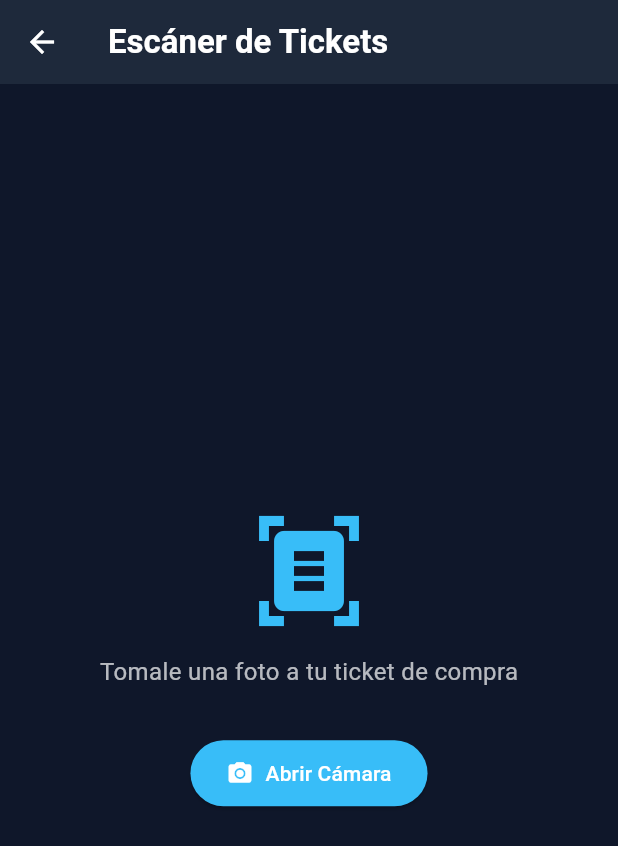
After one commit to carpincho2/Gestor-Finanzas, a Flutter app: the MainLayout screen opened directly, after a tap on the "document scanner" icon, on a phone screen of 412 x 824 dp. The commit adds this screen. Shown: the top 846 px of the screen. Run offline on Flutter 3.47's test engine with Material 3 defaults, Android fonts, the light colour scheme and no system bars; our stand-ins replace fl_chart, flutter_riverpod, image_picker, shared_preferences; accounts and stored records are empty; network calls fail.

Commit message:
Feat(mobile): implementar Escaner de tickets con camara y conexion a API OCR

```diff
--- /dev/null
+++ b/mobile/lib/providers/scanner_provider.dart
@@ -0,0 +1,47 @@
+import 'package:flutter_riverpod/flutter_riverpod.dart';
+import '../services/api_service.dart';
+
+class ScannerState {
+  final bool isLoading;
+  final String? error;
+  final List<dynamic>? scannedItems;
+
+  ScannerState({this.isLoading = false, this.error, this.scannedItems});
+
+  ScannerState copyWith({bool? isLoading, String? error, List<dynamic>? scannedItems}) {
+    return ScannerState(
+      isLoading: isLoading ?? this.isLoading,
+      error: error,
+      scannedItems: scannedItems ?? this.scannedItems,
+    );
+  }
+}
+
+class ScannerNotifier extends StateNotifier<ScannerState> {
+  ScannerNotifier() : super(ScannerState());
+
+  Future<void> scanTicket(String filePath) async {
+    state = state.copyWith(isLoading: true, error: null);
+
+    try {
+      final api = ApiService();
+      final response = await api.postMultipart('/api/ocr/scan-ticket', filePath);
+
+      if (response['ok'] == true) {
+        state = state.copyWith(isLoading: false, scannedItems: response['items']);
+      } else {
+        state = state.copyWith(isLoading: false, error: response['error'] ?? 'Error procesando ticket');
+      }
+    } catch (e) {
+      state = state.copyWith(isLoading: false, error: 'Error de red: $e');
+    }
+  }
+
+  void reset() {
+    state = ScannerState();
+  }
+}
+
+final scannerProvider = StateNotifierProvider<ScannerNotifier, ScannerState>((ref) {
+  return ScannerNotifier();
+});
--- a/mobile/lib/screens/main_layout.dart
+++ b/mobile/lib/screens/main_layout.dart
@@ -2,6 +2,7 @@ import 'package:flutter/material.dart';
 import 'package:flutter_riverpod/flutter_riverpod.dart';
 import 'dashboard_screen.dart';
 import 'shopping_screen.dart';
+import 'scanner_screen.dart';
 import '../providers/auth_provider.dart';
 
 class MainLayout extends ConsumerStatefulWidget {
@@ -41,6 +42,17 @@ class _MainLayoutState extends ConsumerState<MainLayout> {
         index: _currentIndex,
         children: _screens,
       ),
+      floatingActionButton: FloatingActionButton(
+        onPressed: () {
+          Navigator.push(
+            context,
+            MaterialPageRoute(builder: (context) => const ScannerScreen()),
+          );
+        },
+        backgroundColor: const Color(0xFF10B981),
+        child: const Icon(Icons.document_scanner, color: Colors.white),
+      ),
+      floatingActionButtonLocation: FloatingActionButtonLocation.centerDocked,
       bottomNavigationBar: Container(
         decoration: const BoxDecoration(
           border: Border(top: BorderSide(color: Colors.white10, width: 1)),
--- /dev/null
+++ b/mobile/lib/screens/scanner_screen.dart
@@ -0,0 +1,171 @@
+import 'dart:io';
+import 'package:flutter/material.dart';
+import 'package:flutter_riverpod/flutter_riverpod.dart';
+import 'package:image_picker/image_picker.dart';
+import '../providers/scanner_provider.dart';
+
+class ScannerScreen extends ConsumerStatefulWidget {
+  const ScannerScreen({super.key});
+
+  @override
+  ConsumerState<ScannerScreen> createState() => _ScannerScreenState();
+}
+
+class _ScannerScreenState extends ConsumerState<ScannerScreen> {
+  File? _imageFile;
+  final ImagePicker _picker = ImagePicker();
+
+  Future<void> _takePhoto() async {
+    try {
+      final XFile? photo = await _picker.pickImage(source: ImageSource.camera);
+      if (photo != null) {
+        setState(() {
+          _imageFile = File(photo.path);
+        });
+        ref.read(scannerProvider.notifier).scanTicket(photo.path);
+      }
+    } catch (e) {
+      ScaffoldMessenger.of(context).showSnackBar(SnackBar(content: Text('Error al abrir la cámara: $e')));
+    }
+  }
+
+  @override
+  Widget build(BuildContext context) {
+    final state = ref.watch(scannerProvider);
+
+    return Scaffold(
+      backgroundColor: const Color(0xFF0F172A),
+      appBar: AppBar(
+        title: const Text('Escáner de Tickets', style: TextStyle(color: Colors.white, fontWeight: FontWeight.bold)),
+        backgroundColor: const Color(0xFF1E293B),
+        iconTheme: const IconThemeData(color: Colors.white),
+      ),
+      body: SafeArea(
+        child: Column(
+          children: [
+            Expanded(
+              child: _imageFile == null
+                  ? Center(
+                      child: Column(
+                        mainAxisAlignment: MainAxisAlignment.center,
+                        children: [
+                          const Icon(Icons.document_scanner, size: 80, color: Color(0xFF38BDF8)),
+                          const SizedBox(height: 16),
+                          const Text('Tomale una foto a tu ticket de compra', style: TextStyle(color: Colors.white70, fontSize: 16)),
+                          const SizedBox(height: 32),
+                          ElevatedButton.icon(
+                            onPressed: _takePhoto,
+                            icon: const Icon(Icons.camera_alt),
+                            label: const Text('Abrir Cámara'),
+                            style: ElevatedButton.styleFrom(
+                              backgroundColor: const Color(0xFF38BDF8),
+                              foregroundColor: Colors.white,
+                              padding: const EdgeInsets.symmetric(horizontal: 24, vertical: 12),
+                            ),
+                          )
+                        ],
+                      ),
+                    )
+                  : Column(
+                      children: [
+                        Expanded(
+                          flex: 2,
+                          child: Container(
+                            width: double.infinity,
+                            decoration: BoxDecoration(
+                              image: DecorationImage(
+                                image: FileImage(_imageFile!),
+                                fit: BoxFit.cover,
+                              ),
+                            ),
+                            child: state.isLoading
+                                ? Container(
+                                    color: Colors.black54,
+                                    child: const Center(
+                                      child: Column(
+                                        mainAxisAlignment: MainAxisAlignment.center,
+                                        children: [
+                                          CircularProgressIndicator(color: Color(0xFF38BDF8)),
+                                          SizedBox(height: 16),
+                                          Text('Analizando ticket con IA...', style: TextStyle(color: Colors.white, fontWeight: FontWeight.bold)),
+                                        ],
+                                      ),
+                                    ),
+                                  )
+                                : const SizedBox.shrink(),
+                          ),
+                        ),
+                        Expanded(
+                          flex: 3,
+                          child: Container(
+                            color: const Color(0xFF0F172A),
+                            padding: const EdgeInsets.all(16),
+                            child: _buildResultsList(state),
+                          ),
+                        )
+                      ],
+                    ),
+            ),
+          ],
+        ),
+      ),
+      floatingActionButton: _imageFile != null && !state.isLoading
+          ? FloatingActionButton(
+              backgroundColor: const Color(0xFF38BDF8),
+              onPressed: _takePhoto,
+              child: const Icon(Icons.refresh, color: Colors.white),
+            )
+          : null,
+    );
+  }
+
+  Widget _buildResultsList(ScannerState state) {
+    if (state.error != null) {
+      return Center(child: Text(state.error!, style: const TextStyle(color: Colors.redAccent)));
+    }
+
+    if (state.scannedItems == null) {
+      return const SizedBox.shrink();
+    }
+
+    if (state.scannedItems!.isEmpty) {
+      return const Center(child: Text('No se encontraron productos.', style: TextStyle(color: Colors.white70)));
+    }
+
+    return Column(
+      crossAxisAlignment: CrossAxisAlignment.start,
+      children: [
+        const Text('Productos detectados:', style: TextStyle(color: Colors.white, fontSize: 18, fontWeight: FontWeight.bold)),
+        const SizedBox(height: 12),
+        Expanded(
+          child: ListView.builder(
+            itemCount: state.scannedItems!.length,
+            itemBuilder: (context, index) {
+              final item = state.scannedItems![index];
+              return Card(
+                color: const Color(0xFF1E293B),
+                child: ListTile(
+                  title: Text(item['name'], style: const TextStyle(color: Colors.white, fontWeight: FontWeight.bold)),
+                  trailing: Text('\$${item['price']}', style: const TextStyle(color: const Color(0xFF10B981), fontWeight: FontWeight.bold, fontSize: 16)),
+                ),
+              );
+            },
+          ),
+        ),
+        const SizedBox(height: 16),
+        SizedBox(
+          width: double.infinity,
+          height: 50,
+          child: ElevatedButton(
+            onPressed: () {
+              ScaffoldMessenger.of(context).showSnackBar(const SnackBar(content: Text('Guardado en base de datos (Demo)')));
+              Navigator.pop(context);
+            },
+            style: ElevatedButton.styleFrom(backgroundColor: const Color(0xFF10B981)),
+            child: const Text('Guardar Gastos', style: TextStyle(color: Colors.white, fontWeight: FontWeight.bold)),
+          ),
+        )
+      ],
+    );
+  }
+}
--- a/mobile/pubspec.yaml
+++ b/mobile/pubspec.yaml
@@ -38,6 +38,7 @@ dependencies:
   http: ^1.6.0
   shared_preferences: ^2.5.5
   fl_chart: ^0.68.0
+  image_picker: ^1.1.1
 
 dev_dependencies:
   flutter_test:
```
Also changed, not shown: mobile/lib/services/api_service.dart (+20 -0 lines), 3 other files.
